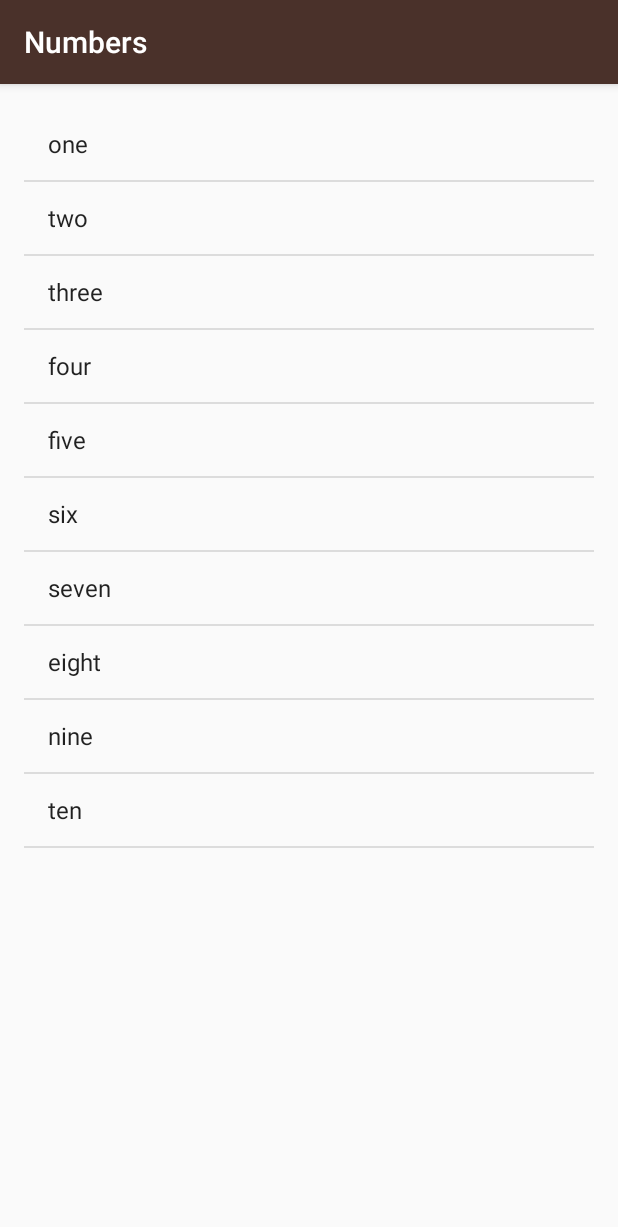
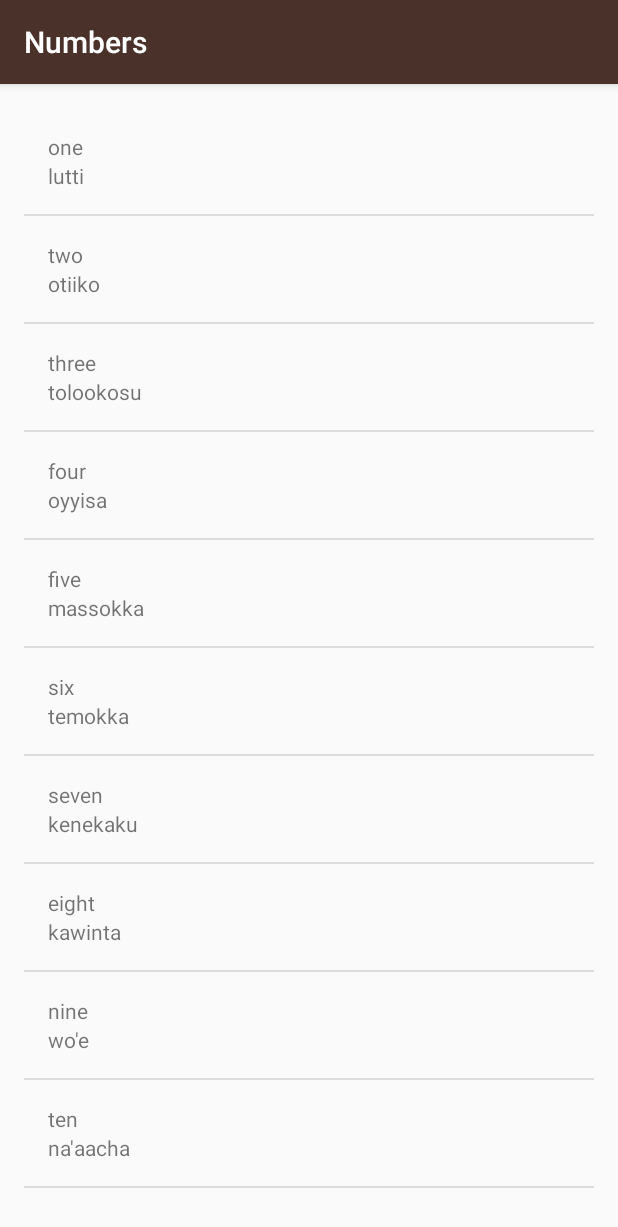
Before and after one commit to vds89/Miwoki, an Android app: the NumbersActivity screen opened directly, with no data from a screen before it, on a phone screen of 412 x 824 dp. Shown: the top 1227 px of the screen. Run offline under Robolectric (Android 15) with nearby library versions, the light colour scheme and no system bars.

Commit message:
Add Custom ArrayAdapter class

```diff
--- a/app/src/main/java/com/example/android/miwok/NumbersActivity.java
+++ b/app/src/main/java/com/example/android/miwok/NumbersActivity.java
@@ -20,25 +20,25 @@ public class NumbersActivity extends AppCompatActivity {
         super.onCreate(savedInstanceState);
         setContentView(R.layout.activity_number);
 
-        ArrayList<String> words = new ArrayList<String>();
-        words.add("one");
-        words.add("two");
-        words.add("three");
-        words.add("four");
-        words.add("five");
-        words.add("six");
-        words.add("seven");
-        words.add("eight");
-        words.add("nine");
-        words.add("ten");
+        ArrayList<Word> words = new ArrayList<Word>();
+        words.add(new Word("one","lutti"));
+        words.add(new Word("two","otiiko"));
+        words.add(new Word("three","tolookosu"));
+        words.add(new Word("four","oyyisa"));
+        words.add(new Word("five","massokka"));
+        words.add(new Word("six","temokka"));
+        words.add(new Word("seven","kenekaku"));
+        words.add(new Word("eight","kawinta"));
+        words.add(new Word("nine","wo'e"));
+        words.add(new Word("ten","na'aacha"));
 
         // Create an {@link ArrayAdapter}, whose data source is a list of Strings. The
         // adapter knows how to create layouts for each item in the list, using the
         // simple_list_item_1.xml layout resource defined in the Android framework.
         // This list item layout contains a single {@link TextView}, which the adapter will set to
         // display a single word.
-        ArrayAdapter<String> itemsAdapter =
-                new ArrayAdapter<String>(this, android.R.layout.simple_list_item_1, words);
+        WordAdapter adapter =
+                new WordAdapter(this, words);
 
         // Find the {@link ListView} object in the view hierarchy of the {@link Activity}.
         // There should be a {@link ListView} with the view ID called list, which is declared in the
@@ -49,6 +49,6 @@ public class NumbersActivity extends AppCompatActivity {
         // {@link ListView} will display list items for each word in the list of words.
         // Do this by calling the setAdapter method on the {@link ListView} object and pass in
         // 1 argument, which is the {@link ArrayAdapter} with the variable name itemsAdapter.
-        listView.setAdapter(itemsAdapter);
+        listView.setAdapter(adapter);
     }
 }
--- /dev/null
+++ b/app/src/main/java/com/example/android/miwok/WordAdapter.java
@@ -0,0 +1,60 @@
+package com.example.android.miwok;
+
+import android.app.Activity;
+import android.content.Context;
+import android.view.LayoutInflater;
+import android.view.View;
+import android.view.ViewGroup;
+import android.widget.ArrayAdapter;
+import android.widget.TextView;
+
+import java.util.ArrayList;
+
+/**
+ * Created by pcvincenzo on 16/11/17.
+ */
+/**
+ * This is our own custom constructor (it doesn't mirror a superclass constructor).
+ * The context is used to inflate the layout file, and the list is the data we want
+ * to populate into the lists.
+ *
+ * param context        The current context. Used to inflate the layout file.
+ * param wordAdapter    A List of AndroidFlavor objects to display in a list
+ */
+public class WordAdapter extends ArrayAdapter<Word> {
+
+    public WordAdapter(Activity context, ArrayList<Word> wordAdapter) {
+        // Here, we initialize the ArrayAdapter's internal storage for the context and the list.
+        // the second argument is used when the ArrayAdapter is populating a single TextView.
+        // Because this is a custom adapter for two TextViews and an ImageView, the adapter is not
+        // going to use this second argument, so it can be any value. Here, we used 0.
+        super(context, 0, wordAdapter);
+    }
+
+    @Override
+    public View getView(int position, View convertView, ViewGroup parent) {
+        // Check if the existing view is being reused, otherwise inflate the view
+        View listItemView = convertView;
+        if (listItemView == null) {
+            listItemView = LayoutInflater.from(getContext()).inflate(
+                    R.layout.list_item, parent, false);
+        }
+
+        // Get the {@link AndroidFlavor} object located at this position in the list
+        Word currentAndroidFlavor = getItem(position);
+
+        // Find the TextView in the list_item.xml layout with the ID defaultTranslation
+        TextView nameTextView = (TextView) listItemView.findViewById(R.id.default_text_view);
+        // Get the default translation from the current Word object and
+        // set this text on the name TextView
+        nameTextView.setText(currentAndroidFlavor.getDefaultTranslation());
+
+        // Find the TextView in the list_item.xml layout with the ID miwokTranslation
+        TextView numberTextView = (TextView) listItemView.findViewById(R.id.miwok_text_view);
+        // Get the miwok translation from the current Word object and
+        // set this text on the number TextView
+        numberTextView.setText(currentAndroidFlavor.getMiwokTranslation());
+
+        return listItemView;
+    }
+}
```
Also changed, not shown: 8 other files.
